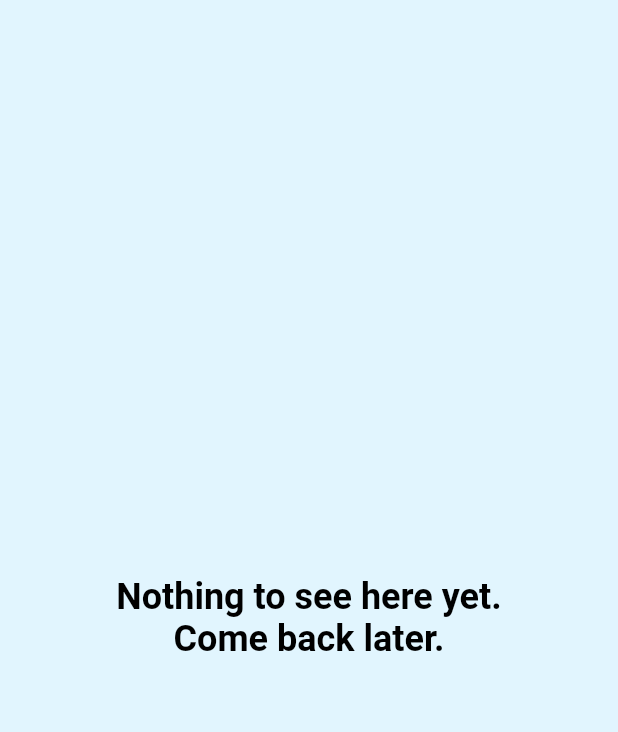
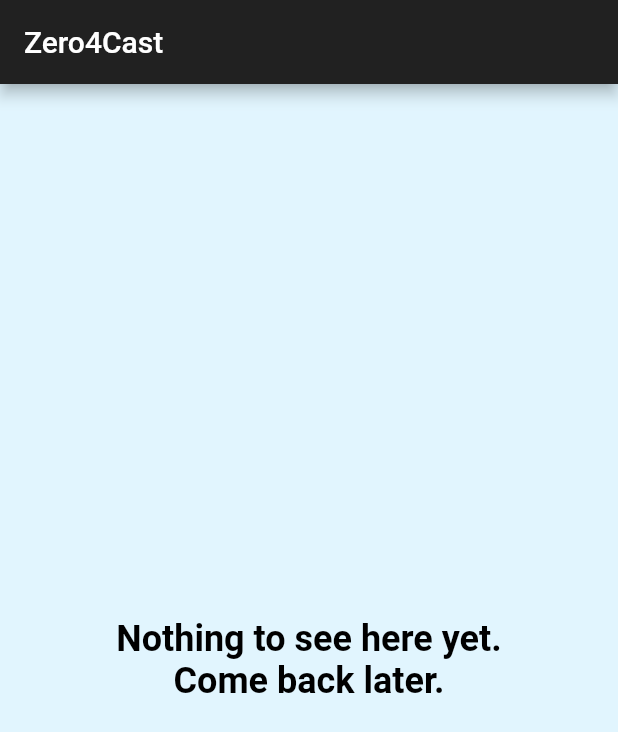
Before and after one commit to Edorin9/zero_4_cast, a Flutter app: the screen it shows after launch, on a phone screen of 412 x 824 dp. Shown: the top 732 px of the screen. Run offline on Flutter 3.47's test engine with Material 2 defaults, Android fonts, the phone set to English and light mode, and no system bars; our stand-ins replace bloc, dartz, data_connection_checker, equatable, flutter_bloc, freezed_annotation and 2 more; generated files the repository leaves out were written again; network calls fail.

Commit message:
page setup, refactor and reinit ios pods

```diff
--- a/lib/forecast/presentation/bloc/forecast_bloc.dart
+++ b/lib/forecast/presentation/bloc/forecast_bloc.dart
@@ -5,10 +5,10 @@ import 'package:flutter/material.dart';
 import 'package:flutter_bloc/flutter_bloc.dart';
 import 'package:freezed_annotation/freezed_annotation.dart';
 import 'package:injectable/injectable.dart';
-import 'package:zero_4_cast/core/use_case/use_case.dart';
-import 'package:zero_4_cast/forecast/domain/use_case/get_grouped_forecasts.dart';
 
+import '../../../core/use_case/use_case.dart';
 import '../../domain/entity/forecast.dart';
+import '../../domain/use_case/get_grouped_forecasts.dart';
 
 part 'forecast_bloc.freezed.dart';
 part 'forecast_event.dart';
@@ -28,17 +28,17 @@ class ForecastBloc extends Bloc<ForecastEvent, ForecastState> {
   static ForecastBloc of(BuildContext context) =>
       BlocProvider.of<ForecastBloc>(context);
 
-  void pageCreated() => add(const PageCreated());
+  void pageInitialized() => add(const PageInitialized());
 
   // Overrides
 
   @override
   Stream<ForecastState> mapEventToState(ForecastEvent event) =>
-      event.map(pageCreated: _onPageCreated);
+      event.map(pageInitialized: _onPageInitialized);
 
   // Private Methods
 
-  Stream<ForecastState> _onPageCreated(PageCreated event) async* {
+  Stream<ForecastState> _onPageInitialized(PageInitialized event) async* {
     // load - retrieve - set
     yield state.loading();
     final forecasts = await getGroupedForecasts(const NoParams());
--- a/lib/forecast/presentation/bloc/forecast_event.dart
+++ b/lib/forecast/presentation/bloc/forecast_event.dart
@@ -2,5 +2,5 @@ part of 'forecast_bloc.dart';
 
 @freezed
 abstract class ForecastEvent with _$ForecastEvent {
-  const factory ForecastEvent.pageCreated() = PageCreated;
+  const factory ForecastEvent.pageInitialized() = PageInitialized;
 }
--- /dev/null
+++ b/lib/forecast/presentation/pages/forecast_page.dart
@@ -0,0 +1,45 @@
+import 'package:flutter/material.dart';
+import 'package:flutter_bloc/flutter_bloc.dart';
+import 'package:zero_4_cast/forecast/presentation/bloc/forecast_bloc.dart';
+
+import '../../../di.dart';
+
+class ForecastPage extends StatelessWidget {
+  const ForecastPage({Key key}) : super(key: key);
+
+  @override
+  Widget build(BuildContext context) {
+    return BlocProvider(
+      create: (context) => getIt<ForecastBloc>(),
+      child: Scaffold(
+        appBar: AppBar(
+          title: const Text('Zero4Cast'),
+        ),
+        body: const _Body(),
+      ),
+    );
+  }
+}
+
+class _Body extends StatelessWidget {
+  const _Body({Key key}) : super(key: key);
+
+  @override
+  Widget build(BuildContext context) {
+    ForecastBloc.of(context).pageInitialized();
+    return Container(
+      color: Colors.lightBlue[50],
+      child: const Center(
+        child: Text(
+          'Nothing to see here yet.\nCome back later.',
+          style: TextStyle(
+            color: Colors.black,
+            fontWeight: FontWeight.bold,
+            fontSize: 24,
+          ),
+          textAlign: TextAlign.center,
+        ),
+      ),
+    );
+  }
+}
--- a/lib/main.dart
+++ b/lib/main.dart
@@ -1,5 +1,6 @@
 import 'package:flutter/material.dart';
 import 'package:injectable/injectable.dart';
+import 'package:zero_4_cast/forecast/presentation/pages/forecast_page.dart';
 
 import 'di.dart';
 
@@ -14,22 +15,7 @@ class MyApp extends StatelessWidget {
     return MaterialApp(
       title: 'Zero4Cast',
       theme: ThemeData(brightness: Brightness.dark, accentColor: Colors.cyan),
-      home: Scaffold(
-        body: Container(
-          color: Colors.lightBlue[50],
-          child: const Center(
-            child: Text(
-              'Nothing to see here yet.\nCome back later.',
-              style: TextStyle(
-                color: Colors.black,
-                fontWeight: FontWeight.bold,
-                fontSize: 24,
-              ),
-              textAlign: TextAlign.center,
-            ),
-          ),
-        ),
-      ),
+      home: const ForecastPage(),
     );
   }
 }
```
Also changed, not shown: lib/forecast/presentation/bloc/forecast_bloc.freezed.dart, 3 other files.
